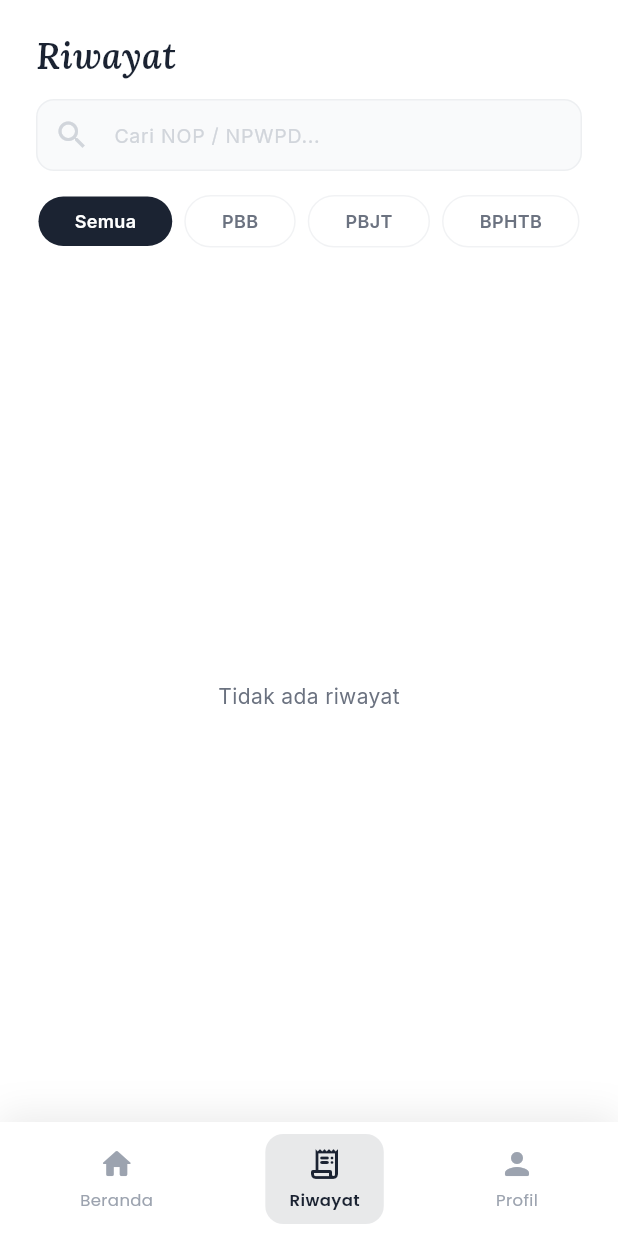
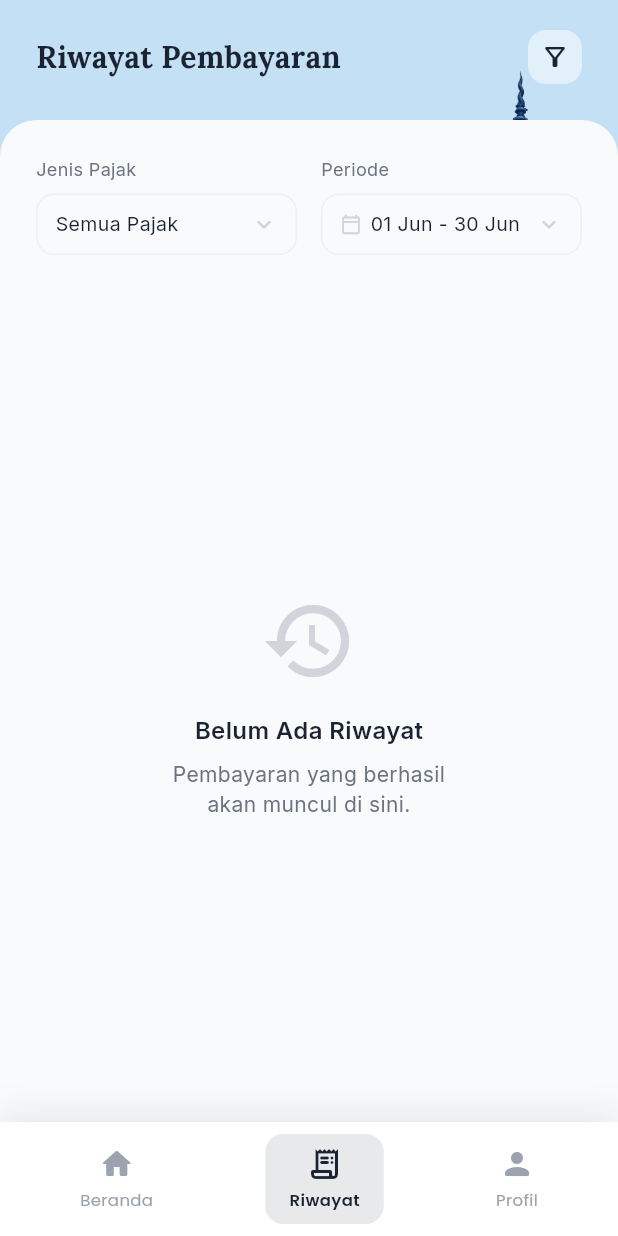
Before and after one commit to Yogiexc/Mobile_Pajak_Jambi, a Flutter app: the HistoryScreen screen opened by its route, on a phone screen of 412 x 824 dp. Run offline on Flutter 3.47's test engine with Material 3 defaults, Android fonts, the phone set to English and light mode, and no system bars; our stand-ins replace device_preview, go_router, google_fonts.

Commit message:
feat: implement initial screen suite including navigation shell, authentication flows, and payment processing UI

```diff
--- a/lib/screens/history_screen.dart
+++ b/lib/screens/history_screen.dart
@@ -3,7 +3,9 @@ import 'package:google_fonts/google_fonts.dart';
 import 'package:provider/provider.dart';
 import 'package:intl/intl.dart';
 import '../constants/colors.dart';
+import '../constants/tax_config.dart';
 import '../providers/tax_provider.dart';
+import 'package:go_router/go_router.dart';
 
 class HistoryScreen extends StatefulWidget {
   const HistoryScreen({super.key});
@@ -13,16 +15,6 @@ class HistoryScreen extends StatefulWidget {
 }
 
 class _HistoryScreenState extends State<HistoryScreen> {
-  String _selectedTab = 'Semua';
-  final _searchController = TextEditingController();
-  String _searchQuery = '';
-
-  @override
-  void dispose() {
-    _searchController.dispose();
-    super.dispose();
-  }
-
   @override
   Widget build(BuildContext context) {
     final taxProvider = context.watch<TaxProvider>();
@@ -35,127 +27,204 @@ class _HistoryScreenState extends State<HistoryScreen> {
     // Filter history based on tab and search
     List<TaxTransaction> filteredHistory = taxProvider.history;
 
-    if (_selectedTab != 'Semua') {
-      filteredHistory = filteredHistory.where((t) {
-        if (_selectedTab == 'PBB') return t.title.contains('PBB');
-        if (_selectedTab == 'BPHTB') return t.title.contains('BPHTB');
-        if (_selectedTab == 'PBJT') return t.title.contains('PBJT');
-        return true;
-      }).toList();
-    }
-
-    if (_searchQuery.isNotEmpty) {
-      filteredHistory = filteredHistory.where((t) =>
-        t.taxId.toLowerCase().contains(_searchQuery.toLowerCase())
-      ).toList();
-    }
-
     return Scaffold(
-      backgroundColor: AppColors.surface,
-      body: SafeArea(
+      body: Container(
+        width: double.infinity,
+        height: double.infinity,
+        decoration: const BoxDecoration(
+          color: Color(0xFFC4E0F4), // Light blue to match Home
+        ),
+        child: Stack(
+          children: [
+            Positioned(
+              top: 40,
+              right: -20,
+              child: Image.asset(
+                'assets/images/illustration.png',
+                height: 180,
+                fit: BoxFit.contain,
+              ),
+            ),
+            SafeArea(
               child: Column(
+                crossAxisAlignment: CrossAxisAlignment.start,
                 children: [
                   // Header
                   Padding(
-              padding: const EdgeInsets.fromLTRB(24, 20, 24, 12),
+                    padding: const EdgeInsets.fromLTRB(24, 20, 24, 24),
                     child: Row(
                       mainAxisAlignment: MainAxisAlignment.spaceBetween,
                       children: [
+                        Row(
+                          children: [
+                            if (Navigator.of(context).canPop())
+                              GestureDetector(
+                                onTap: () => context.pop(),
+                                child: const Padding(
+                                  padding: EdgeInsets.only(right: 16),
+                                  child: Icon(Icons.arrow_back, color: AppColors.primaryDark),
+                                ),
+                              ),
                             Text(
-                    'Riwayat',
+                              'Riwayat Pembayaran',
                               style: GoogleFonts.lora(
-                      fontSize: 24,
-                      fontWeight: FontWeight.w600,
-                      fontStyle: FontStyle.italic,
+                                fontSize: 20,
+                                fontWeight: FontWeight.w700,
                                 color: AppColors.primaryDark,
+                              ),
+                            ),
+                          ],
+                        ),
+                        Container(
+                          padding: const EdgeInsets.all(8),
+                          decoration: BoxDecoration(
+                            color: Colors.white.withValues(alpha: 0.5),
+                            borderRadius: BorderRadius.circular(12),
+                          ),
+                          child: const Icon(Icons.filter_alt_outlined, color: AppColors.primaryDark, size: 20),
+                        ),
+                      ],
+                    ),
+                  ),
+
+                  // Content
+                  Expanded(
+                    child: Container(
+                      width: double.infinity,
+                      decoration: const BoxDecoration(
+                        color: AppColors.bgWhite,
+                        borderRadius: BorderRadius.only(
+                          topLeft: Radius.circular(24),
+                          topRight: Radius.circular(24),
+                        ),
+                      ),
+                      child: Column(
+                        children: [
+                          // Filters
+                          Padding(
+                            padding: const EdgeInsets.all(24),
+                            child: Row(
+                              children: [
+                                Expanded(
+                                  child: Column(
+                                    crossAxisAlignment: CrossAxisAlignment.start,
+                                    children: [
+                                      Text('Jenis Pajak', style: GoogleFonts.inter(fontSize: 12, color: AppColors.textSecondary)),
+                                      const SizedBox(height: 8),
+                                      Container(
+                                        padding: const EdgeInsets.symmetric(horizontal: 12, vertical: 10),
+                                        decoration: BoxDecoration(
+                                          border: Border.all(color: AppColors.textHint.withValues(alpha: 0.3)),
+                                          borderRadius: BorderRadius.circular(12),
+                                        ),
+                                        child: Row(
+                                          mainAxisAlignment: MainAxisAlignment.spaceBetween,
+                                          children: [
+                                            Text('Semua Pajak', style: GoogleFonts.inter(fontSize: 13, color: AppColors.primaryDark)),
+                                            const Icon(Icons.keyboard_arrow_down, color: AppColors.textHint, size: 18),
+                                          ],
+                                        ),
+                                      ),
+                                    ],
+                                  ),
+                                ),
+                                const SizedBox(width: 16),
+                                Expanded(
+                                  child: Column(
+                                    crossAxisAlignment: CrossAxisAlignment.start,
+                                    children: [
+                                      Text('Periode', style: GoogleFonts.inter(fontSize: 12, color: AppColors.textSecondary)),
+                                      const SizedBox(height: 8),
+                                      Container(
+                                        padding: const EdgeInsets.symmetric(horizontal: 12, vertical: 10),
+                                        decoration: BoxDecoration(
+                                          border: Border.all(color: AppColors.textHint.withValues(alpha: 0.3)),
+                                          borderRadius: BorderRadius.circular(12),
+                                        ),
+                                        child: Row(
+                                          mainAxisAlignment: MainAxisAlignment.spaceBetween,
+                                          children: [
+                                            const Icon(Icons.calendar_today_outlined, color: AppColors.textHint, size: 14),
+                                            const SizedBox(width: 6),
+                                            Expanded(child: Text('01 Jun - 30 Jun', style: GoogleFonts.inter(fontSize: 13, color: AppColors.primaryDark), overflow: TextOverflow.ellipsis)),
+                                            const Icon(Icons.keyboard_arrow_down, color: AppColors.textHint, size: 18),
+                                          ],
+                                        ),
+                                      ),
+                                    ],
                                   ),
                                 ),
                               ],
                             ),
                           ),
 
-            // Search Bar
-            Padding(
-              padding: const EdgeInsets.symmetric(horizontal: 24),
-              child: TextField(
-                controller: _searchController,
-                onChanged: (value) {
-                  setState(() {
-                    _searchQuery = value;
-                  });
-                },
-                decoration: InputDecoration(
-                  hintText: 'Cari NOP / NPWPD...',
-                  hintStyle: GoogleFonts.inter(color: AppColors.textHint, fontSize: 13),
-                  prefixIcon: const Icon(Icons.search, color: AppColors.textHint),
-                  filled: true,
-                  fillColor: AppColors.bgWhite,
-                  contentPadding: const EdgeInsets.symmetric(vertical: 0, horizontal: 16),
-                  border: OutlineInputBorder(
-                    borderRadius: BorderRadius.circular(12),
-                    borderSide: BorderSide(color: AppColors.textHint.withValues(alpha: 0.3)),
-                  ),
-                  enabledBorder: OutlineInputBorder(
-                    borderRadius: BorderRadius.circular(12),
-                    borderSide: BorderSide(color: AppColors.textHint.withValues(alpha: 0.3)),
-                  ),
-                  focusedBorder: OutlineInputBorder(
-                    borderRadius: BorderRadius.circular(12),
-                    borderSide: const BorderSide(color: AppColors.primaryDark),
-                  ),
-                ),
-              ),
-            ),
-            const SizedBox(height: 16),
-
-            // Tabs
-            SingleChildScrollView(
-              scrollDirection: Axis.horizontal,
-              padding: const EdgeInsets.symmetric(horizontal: 24),
-              child: Row(
-                children: [
-                  _buildTab('Semua'),
-                  const SizedBox(width: 8),
-                  _buildTab('PBB'),
-                  const SizedBox(width: 8),
-                  _buildTab('PBJT'),
-                  const SizedBox(width: 8),
-                  _buildTab('BPHTB'),
-                ],
-              ),
-            ),
-
-            const SizedBox(height: 16),
-
-            // List
                           Expanded(
                             child: filteredHistory.isEmpty
                               ? Center(
-                    child: Text(
-                      'Tidak ada riwayat',
-                      style: GoogleFonts.inter(color: AppColors.textSecondary),
+                                  child: Column(
+                                    mainAxisAlignment: MainAxisAlignment.center,
+                                    children: [
+                                      Icon(Icons.history_outlined, size: 64, color: AppColors.textHint),
+                                      const SizedBox(height: 16),
+                                      Text(
+                                        'Belum Ada Riwayat',
+                                        style: GoogleFonts.inter(
+                                          fontSize: 16,
+                                          fontWeight: FontWeight.w600,
+                                          color: AppColors.textPrimary,
+                                        ),
+                                      ),
+                                      const SizedBox(height: 8),
+                                      Text(
+                                        'Pembayaran yang berhasil\nakan muncul di sini.',
+                                        textAlign: TextAlign.center,
+                                        style: GoogleFonts.inter(
+                                          fontSize: 14,
+                                          color: AppColors.textSecondary,
+                                        ),
+                                      ),
+                                    ],
                                   ),
                                 )
                               : ListView.builder(
                                   padding: const EdgeInsets.symmetric(horizontal: 24),
-                    itemCount: filteredHistory.length,
+                                  itemCount: filteredHistory.length + 1, // +1 for the info footer
                                   itemBuilder: (context, index) {
+                                    if (index == filteredHistory.length) {
+                                      return Container(
+                                        margin: const EdgeInsets.only(top: 16, bottom: 32),
+                                        padding: const EdgeInsets.all(16),
+                                        decoration: BoxDecoration(
+                                          color: AppColors.bgBlueLight,
+                                          borderRadius: BorderRadius.circular(16),
+                                        ),
+                                        child: Row(
+                                          children: [
+                                            const Icon(Icons.info_outline, color: AppColors.primaryBlue, size: 20),
+                                            const SizedBox(width: 12),
+                                            Expanded(
+                                              child: Text(
+                                                'Menampilkan riwayat pembayaran\n30 hari terakhir.',
+                                                style: GoogleFonts.inter(
+                                                  fontSize: 12,
+                                                  color: AppColors.primaryBlue,
+                                                ),
+                                              ),
+                                            ),
+                                          ],
+                                        ),
+                                      );
+                                    }
+
                                     final item = filteredHistory[index];
-                      // Grouping logically would require grouping the list by month.
-                      // For simplicity, we just list them out.
                                     return Column(
                                       crossAxisAlignment: CrossAxisAlignment.start,
                                       children: [
                                         if (index == 0 || filteredHistory[index].date.month != filteredHistory[index-1].date.month)
-                            _buildMonthGroup(DateFormat('MMMM yyyy', 'id_ID').format(item.date).toUpperCase()),
+                                          _buildMonthGroup(DateFormat('MMMM yyyy', 'id_ID').format(item.date)),
                                         _buildHistoryItem(
-                            isQris: item.isQris,
-                            bankName: item.bankName,
-                            taxId: item.taxId,
-                            date: DateFormat('dd MMM').format(item.date),
-                            type: item.title,
-                            amount: currencyFormatter.format(item.amount),
-                            isSuccess: item.isSuccess,
+                                          item: item,
+                                          formatter: currencyFormatter,
                                         ),
                                       ],
                                     );
@@ -165,31 +234,11 @@ class _HistoryScreenState extends State<HistoryScreen> {
                         ],
                       ),
                     ),
-    );
-  }
-
-  Widget _buildTab(String label) {
-    final isSelected = _selectedTab == label;
-    return GestureDetector(
-      onTap: () {
-        setState(() {
-          _selectedTab = label;
-        });
-      },
-      child: Container(
-        padding: const EdgeInsets.symmetric(horizontal: 24, vertical: 8),
-        decoration: BoxDecoration(
-          color: isSelected ? AppColors.primaryDark : Colors.transparent,
-          borderRadius: BorderRadius.circular(20),
-          border: isSelected ? null : Border.all(color: AppColors.textHint.withValues(alpha: 0.3)),
                   ),
-        child: Text(
-          label,
-          style: GoogleFonts.inter(
-            fontSize: 12,
-            fontWeight: FontWeight.w600,
-            color: isSelected ? Colors.white : AppColors.textSecondary,
+                ],
               ),
+            ),
+          ],
         ),
       ),
     );
@@ -211,50 +260,55 @@ class _HistoryScreenState extends State<HistoryScreen> {
   }
 
   Widget _buildHistoryItem({
-    required bool isQris,
-    required String bankName,
-    required String taxId,
-    required String date,
-    required String type,
-    required String amount,
-    required bool isSuccess,
+    required TaxTransaction item,
+    required NumberFormat formatter,
   }) {
-    return Padding(
-      padding: const EdgeInsets.only(bottom: 20),
+    final config = TaxConfigManager.getDetailConfig(item.title);
+
+    return GestureDetector(
+      onTap: () => context.push('/receipt', extra: item.id),
+      child: Container(
+        margin: const EdgeInsets.only(bottom: 12),
+        padding: const EdgeInsets.all(16),
+      decoration: BoxDecoration(
+        color: Colors.white,
+        borderRadius: BorderRadius.circular(16),
+        boxShadow: [
+          BoxShadow(
+            color: Colors.black.withValues(alpha: 0.03),
+            blurRadius: 10,
+            offset: const Offset(0, 4),
+          ),
+        ],
+      ),
       child: Row(
+        crossAxisAlignment: CrossAxisAlignment.start,
         children: [
           Container(
-            width: 40,
-            height: 40,
+            width: 44,
+            height: 44,
             decoration: BoxDecoration(
-              color: AppColors.bgWhite,
-              borderRadius: BorderRadius.circular(8),
-              border: Border.all(color: AppColors.textHint.withValues(alpha: 0.3)),
+              color: config.color.withValues(alpha: 0.1),
+              shape: BoxShape.circle,
             ),
-            child: Center(
-              child: Icon(
-                isQris ? Icons.qr_code_2 : Icons.account_balance,
-                color: isQris ? AppColors.primaryDark : AppColors.primaryBlue,
-                size: 20,
+            child: Icon(config.icon, color: config.color, size: 22),
           ),
-            ),
-          ),
-          const SizedBox(width: 16),
+          const SizedBox(width: 12),
           Expanded(
             child: Column(
               crossAxisAlignment: CrossAxisAlignment.start,
               children: [
                 Text(
-                  taxId,
+                  item.title,
                   style: GoogleFonts.inter(
-                    fontSize: 13,
-                    fontWeight: FontWeight.w600,
+                    fontSize: 14,
+                    fontWeight: FontWeight.w700,
                     color: AppColors.primaryDark,
                   ),
                 ),
                 const SizedBox(height: 4),
                 Text(
-                  '$date • $type - $bankName',
+                  '${item.taxId} - ${item.bankName}', // Adjust text logic based on real data
                   style: GoogleFonts.inter(
                     fontSize: 11,
                     color: AppColors.textSecondary,
@@ -262,40 +316,49 @@ class _HistoryScreenState extends State<HistoryScreen> {
                   maxLines: 1,
                   overflow: TextOverflow.ellipsis,
                 ),
+                const SizedBox(height: 2),
+                Text(
+                  DateFormat('dd MMM yyyy • HH:mm', 'id_ID').format(item.date),
+                  style: GoogleFonts.inter(
+                    fontSize: 11,
+                    color: AppColors.textSecondary,
+                  ),
+                ),
               ],
             ),
           ),
           Column(
             crossAxisAlignment: CrossAxisAlignment.end,
             children: [
-              Text(
-                amount,
-                style: GoogleFonts.inter(
-                  fontSize: 13,
-                  fontWeight: FontWeight.bold,
-                  color: AppColors.primaryDark,
-                ),
-              ),
-              const SizedBox(height: 6),
               Container(
                 padding: const EdgeInsets.symmetric(horizontal: 10, vertical: 4),
                 decoration: BoxDecoration(
-                  color: (isSuccess ? AppColors.successLight : AppColors.dangerLight).withValues(alpha: 0.5),
+                  color: (item.isSuccess ? AppColors.successLight : AppColors.dangerLight).withValues(alpha: 0.5),
                   borderRadius: BorderRadius.circular(12),
                 ),
                 child: Text(
-                  isSuccess ? 'Berhasil' : 'Gagal',
+                  item.isSuccess ? 'Berhasil' : 'Gagal',
                   style: GoogleFonts.inter(
                     fontSize: 9,
-                    fontWeight: FontWeight.w600,
-                    color: isSuccess ? AppColors.success : AppColors.danger,
+                    fontWeight: FontWeight.w700,
+                    color: item.isSuccess ? AppColors.success : AppColors.danger,
                   ),
+                ),
+              ),
+              const SizedBox(height: 12),
+              Text(
+                formatter.format(item.amount),
+                style: GoogleFonts.inter(
+                  fontSize: 14,
+                  fontWeight: FontWeight.w800,
+                  color: AppColors.primaryDark,
                 ),
               ),
             ],
           ),
         ],
       ),
+      ),
     );
   }
 }
```
Lines whose indentation alone changed are shown as unchanged.
